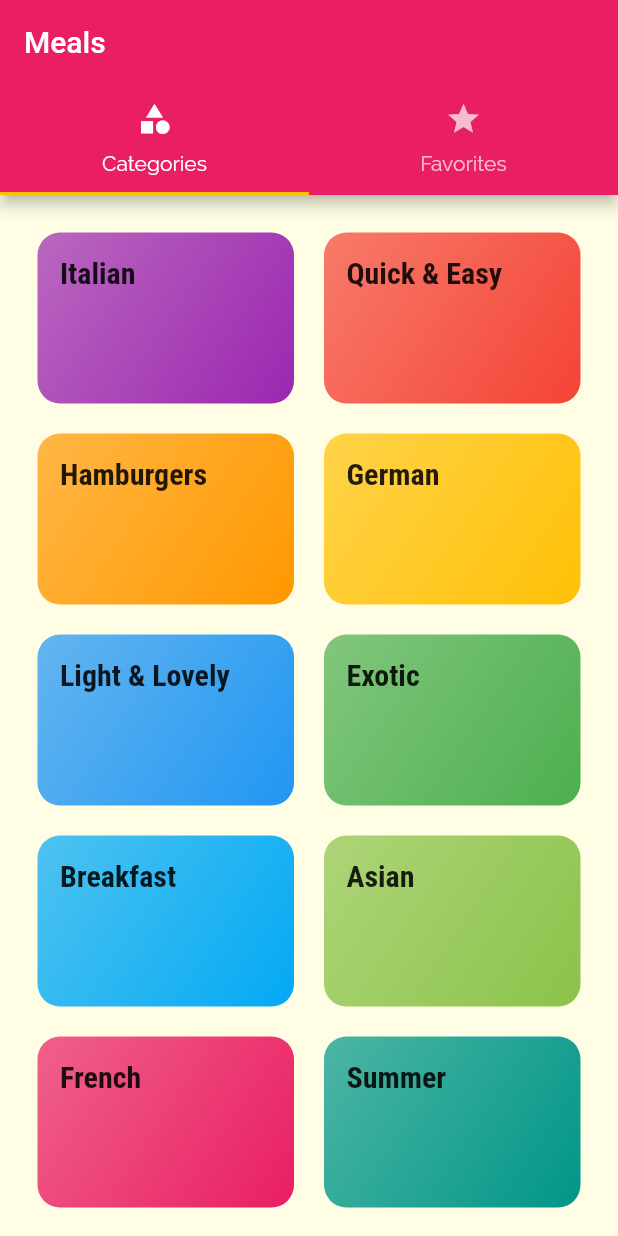
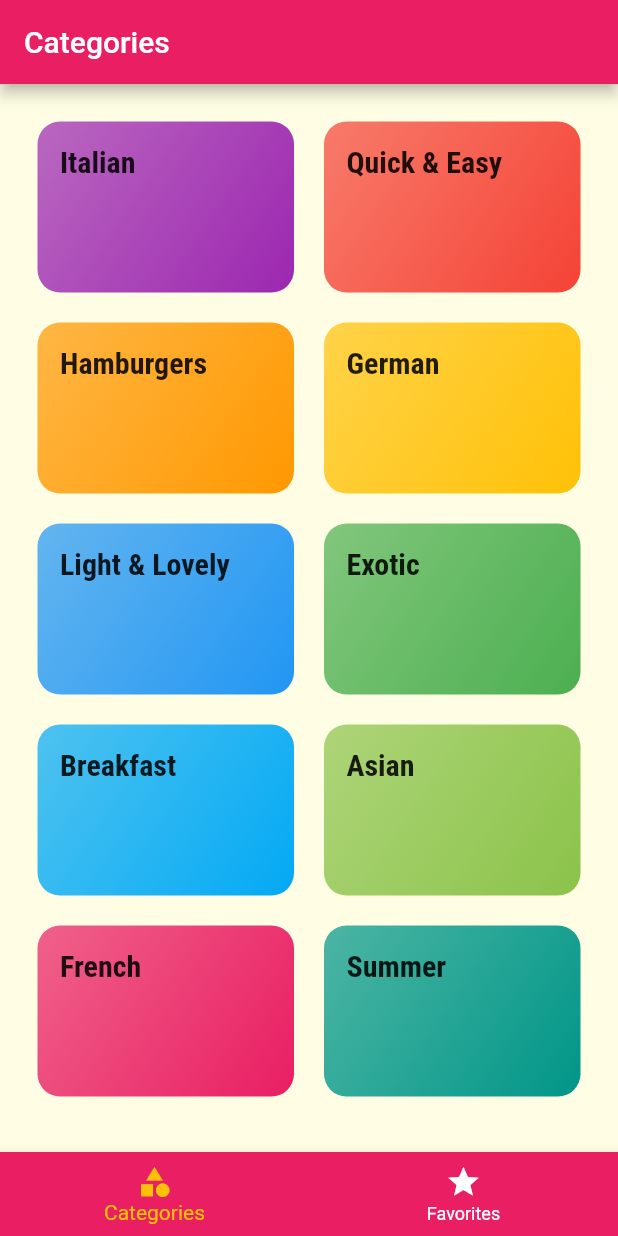
Before and after one commit to anilaydinn/meals-app, a Flutter app: the screen it shows after launch, on a phone screen of 412 x 824 dp. Run offline on Flutter 3.47's test engine with Material 2 defaults, Android fonts, the phone set to English and light mode, and no system bars.

```diff
--- a/lib/screens/tabs_screen.dart
+++ b/lib/screens/tabs_screen.dart
@@ -10,32 +10,46 @@ class TabsScreen extends StatefulWidget {
 }
 
 class _TabsScreenState extends State<TabsScreen> {
+  final List<Map<String, Object>> _pages = [
+    {
+      'page': const CategoriesScreen(),
+      'title': 'Categories',
+    },
+    {
+      'page': const FavoritesScreen(),
+      'title': 'Your Favorites',
+    },
+  ];
+
+  int _selectedPageIndex = 0;
+
+  void _selectPage(int index) {
+    setState(() {
+      _selectedPageIndex = index;
+    });
+  }
+
   @override
   Widget build(BuildContext context) {
-    return DefaultTabController(
-      length: 2,
-      child: Scaffold(
-        appBar: AppBar(
-          title: const Text("Meals"),
-          bottom: const TabBar(
-            tabs: [
-              Tab(
-                icon: Icon(Icons.category),
-                text: 'Categories',
-              ),
-              Tab(
-                icon: Icon(Icons.star),
-                text: 'Favorites',
-              ),
-            ],
+    return Scaffold(
+      appBar: AppBar(
+        title: Text(_pages[_selectedPageIndex]['title'] as String),
+      ),
+      body: _pages[_selectedPageIndex]['page'] as Widget,
+      bottomNavigationBar: BottomNavigationBar(
+        onTap: _selectPage,
+        unselectedItemColor: Colors.white,
+        selectedItemColor: Theme.of(context).colorScheme.secondary,
+        backgroundColor: Colors.pink,
+        currentIndex: _selectedPageIndex,
+        items: const [
+          BottomNavigationBarItem(
+              icon: Icon(Icons.category), label: "Categories"),
+          BottomNavigationBarItem(
+            icon: Icon(Icons.star),
+            label: "Favorites",
           ),
-        ),
-        body: const TabBarView(
-          children: [
-            CategoriesScreen(),
-            FavoritesScreen(),
-          ],
-        ),
+        ],
       ),
     );
   }
```
